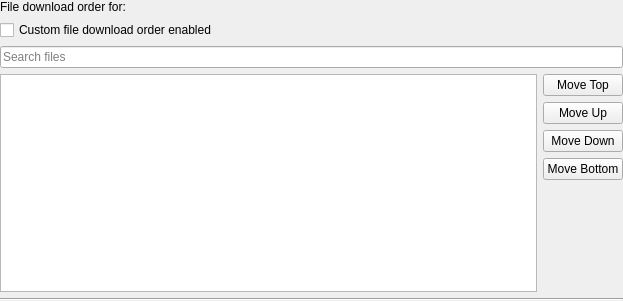
Qt form plugins/downloadorder/downloadorderwidget.ui (KDE/ktorrent) before a commit.
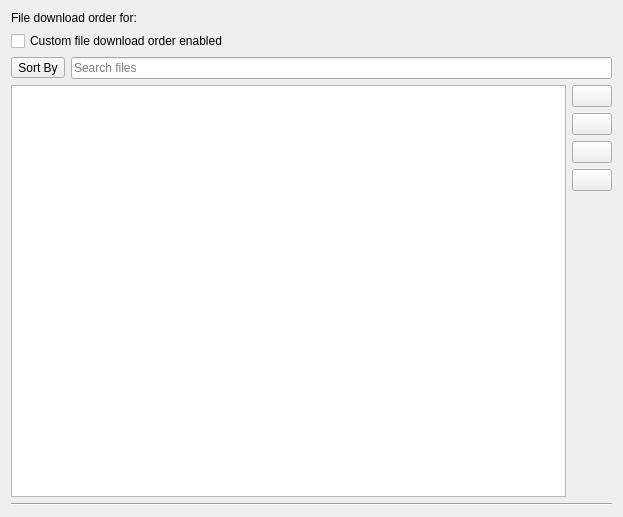
The same form after that commit. Custom widgets are drawn as their Qt base class.

What changed in the file:
```diff
--- a/plugins/downloadorder/downloadorderwidget.ui
+++ b/plugins/downloadorder/downloadorderwidget.ui
@@ -7,16 +7,13 @@
     <x>0</x>
     <y>0</y>
     <width>623</width>
-    <height>301</height>
+    <height>517</height>
    </rect>
   </property>
   <property name="windowTitle">
    <string>File Download Order</string>
   </property>
   <layout class="QVBoxLayout" name="verticalLayout_2">
-   <property name="margin">
-    <number>0</number>
-   </property>
    <item>
     <widget class="QLabel" name="m_top_label">
      <property name="text">
@@ -35,6 +32,21 @@
     </widget>
    </item>
    <item>
+    <layout class="QHBoxLayout" name="horizontalLayout_2">
+     <item>
+      <widget class="QToolButton" name="m_sort_by">
+       <property name="contextMenuPolicy">
+        <enum>Qt::DefaultContextMenu</enum>
+       </property>
+       <property name="text">
+        <string>Sort By</string>
+       </property>
+       <property name="toolButtonStyle">
+        <enum>Qt::ToolButtonTextBesideIcon</enum>
+       </property>
+      </widget>
+     </item>
+     <item>
     <widget class="KLineEdit" name="m_search_files">
      <property name="placeholderText">
       <string>Search files</string>
@@ -44,6 +56,8 @@
      </property>
     </widget>
    </item>
+    </layout>
+   </item>
    <item>
     <layout class="QHBoxLayout" name="horizontalLayout">
      <item>
@@ -58,28 +72,28 @@
        <item>
         <widget class="KPushButton" name="m_move_top">
          <property name="text">
-          <string>Move Top</string>
+          <string/>
          </property>
         </widget>
        </item>
        <item>
         <widget class="KPushButton" name="m_move_up">
          <property name="text">
-          <string>Move Up</string>
+          <string/>
          </property>
         </widget>
        </item>
        <item>
         <widget class="KPushButton" name="m_move_down">
          <property name="text">
-          <string>Move Down</string>
+          <string/>
          </property>
         </widget>
        </item>
        <item>
         <widget class="KPushButton" name="m_move_bottom">
          <property name="text">
-          <string>Move Bottom</string>
+          <string/>
          </property>
         </widget>
        </item>
```
Lines whose indentation alone changed are shown as unchanged.
